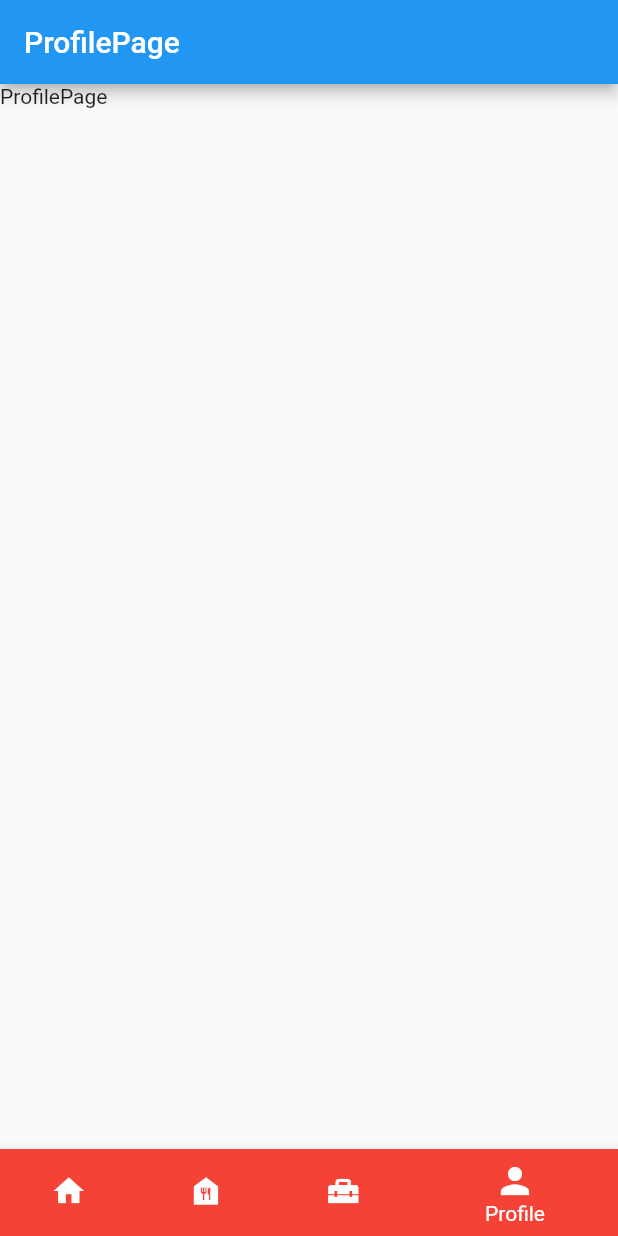
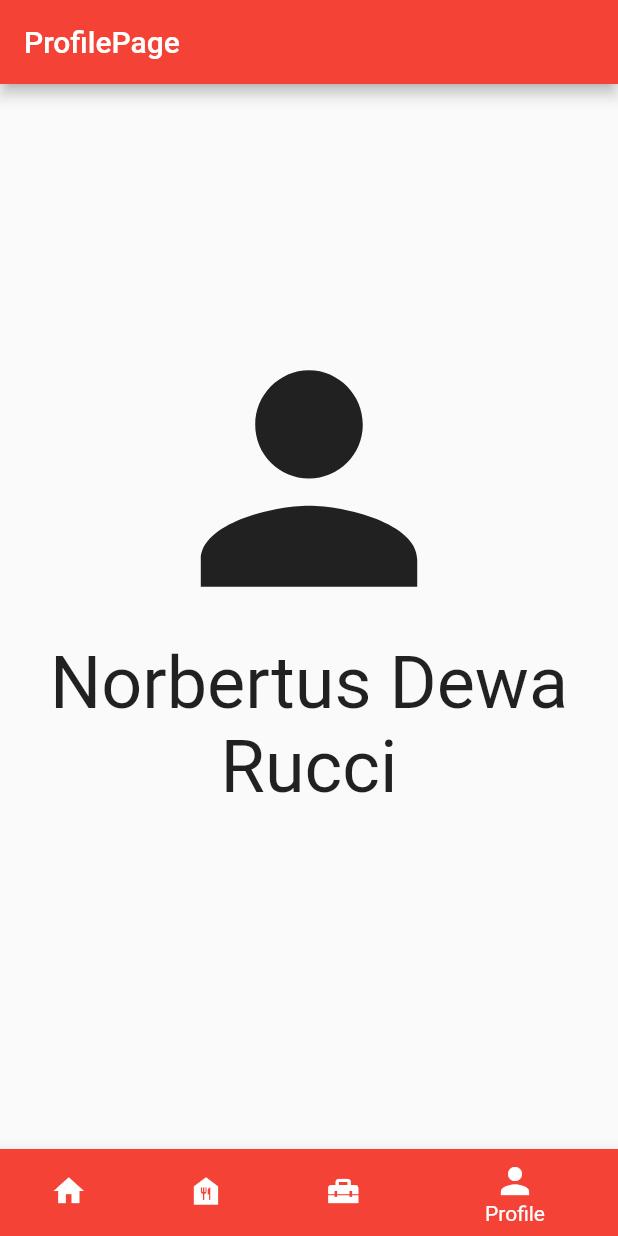
Before and after one commit to DRucci-88/Foobies-2, a Flutter app: the screen it shows after launch, item 4 of the bottom bar chosen, on a phone screen of 412 x 824 dp. Run offline on Flutter 3.47's test engine with Material 2 defaults, Android fonts, the phone set to English and light mode, and no system bars; our stand-ins replace cached_network_image, carousel_slider, dio, get_it; network calls fail.

Commit message:
ready present

```diff
--- a/lib/main.dart
+++ b/lib/main.dart
@@ -25,6 +25,7 @@ class MyApp extends StatelessWidget {
       ],
       child: MaterialApp(
         title: 'Flutter Demo',
+        debugShowCheckedModeBanner: false,
         theme: ThemeData(
           primarySwatch: Colors.blue,
         ),
--- a/lib/pages/index_navigation.dart
+++ b/lib/pages/index_navigation.dart
@@ -12,8 +12,8 @@ class IndexNavigation extends StatefulWidget {
 }
 
 class _IndexNavigationState extends State<IndexNavigation> {
-  // final ValueNotifier<int> _currentIndexNavigation = ValueNotifier(0);
-  int _currentIndexNavigation = 2;
+
+  int _currentIndexNavigation = 0;
 
   List<Widget> pages = const [
     HomePage(),
--- a/lib/pages/navigations/profile_page.dart
+++ b/lib/pages/navigations/profile_page.dart
@@ -8,8 +8,26 @@ class ProfilePage extends StatelessWidget {
     return Scaffold(
       appBar: AppBar(
         title: const Text('ProfilePage'),
+        backgroundColor: Colors.red,
       ),
-      body: const Text('ProfilePage '),
+      body: Center(
+          child: SizedBox(
+        width: double.infinity,
+        height: 400,
+        child: Column(
+          children: const [
+            Icon(
+              Icons.person,
+              size: 216,
+            ),
+            Text(
+              'Norbertus Dewa Rucci',
+              textAlign: TextAlign.center,
+              style: TextStyle(fontSize: 48),
+            ),
+          ],
+        ),
+      )),
     );
   }
 }
--- a/lib/pages/recipe_detail_page.dart
+++ b/lib/pages/recipe_detail_page.dart
@@ -63,8 +63,8 @@ class RecipeDetailPage extends StatelessWidget {
                       crossAxisAlignment: CrossAxisAlignment.start,
                       children: [
                         Text(
-                          recipe.dishType!
-                              .fold('', (prev, element) => prev += element),
+                          recipe.dishType!.fold(
+                              '', (prev, element) => prev += '. $element'),
                           style: const TextStyle(
                             color: Colors.white,
                             fontSize: 12,
```
Also changed, not shown: lib/pages/navigations/health_page.dart (+22 -22 lines), lib/pages/navigations/home_page.dart (+32 -32 lines).
